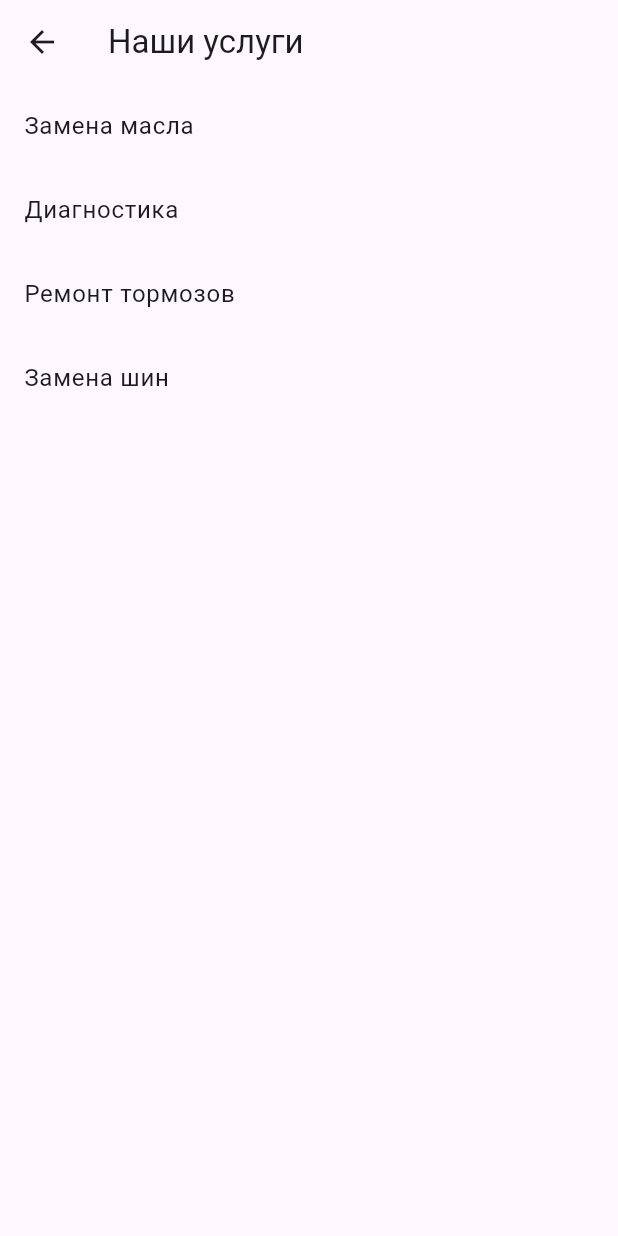
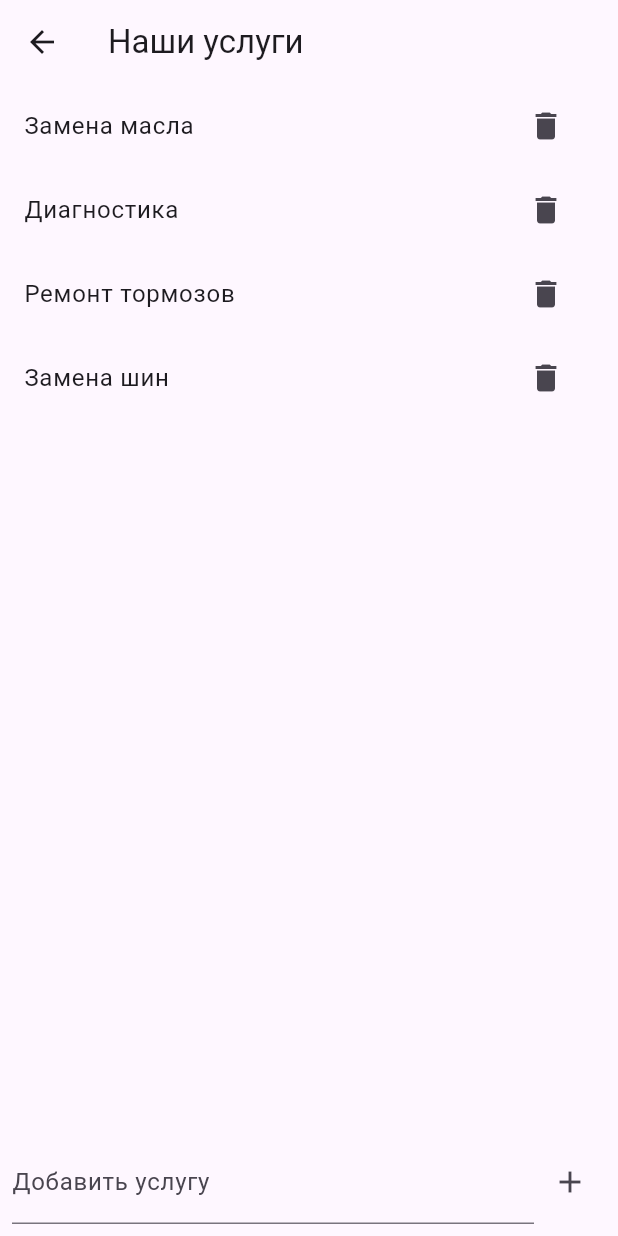
Before and after one commit to dan1183/bimmer_motors, a Flutter app: the ServicesScreen screen opened by its route, on a phone screen of 412 x 824 dp. Run offline on Flutter 3.47's test engine with Material 3 defaults, Android fonts, the phone set to English and light mode, and no system bars.

Commit message:
Добавлены списки, построенные на Widget-е Column в services_screen.dart, на Widget-е ListView в booking_screen.dart и на Widget-е ListView.separated в reviews_screen.dart. На каждом из этих экранов есть возможность добавить и удалить элементы в списке.

```diff
--- a/lib/services_screen.dart
+++ b/lib/services_screen.dart
@@ -1,7 +1,35 @@
 import 'package:flutter/material.dart';
 
-class ServicesScreen extends StatelessWidget {
+class ServicesScreen extends StatefulWidget {
   const ServicesScreen({super.key});
+
+  @override
+  _ServicesScreenState createState() => _ServicesScreenState();
+}
+
+class _ServicesScreenState extends State<ServicesScreen> {
+  List<String> services = [
+    'Замена масла',
+    'Диагностика',
+    'Ремонт тормозов',
+    'Замена шин',
+  ];
+  final TextEditingController _controller = TextEditingController();
+
+  void _addService() {
+    if (_controller.text.isNotEmpty) {
+      setState(() {
+        services.add(_controller.text);
+        _controller.clear();
+      });
+    }
+  }
+
+  void _removeService(int index) {
+    setState(() {
+      services.removeAt(index);
+    });
+  }
 
   @override
   Widget build(BuildContext context) {
@@ -9,12 +37,41 @@ class ServicesScreen extends StatelessWidget {
       appBar: AppBar(
         title: const Text('Наши услуги'),
       ),
-      body: ListView(
-        children: const [
-          ListTile(title: Text('Замена масла')),
-          ListTile(title: Text('Диагностика')),
-          ListTile(title: Text('Ремонт тормозов')),
-          ListTile(title: Text('Замена шин')),
+      body: Column(
+        children: [
+          Expanded(
+            child: ListView.builder(
+              itemCount: services.length,
+              itemBuilder: (context, index) {
+                return ListTile(
+                  title: Text(services[index]),
+                  trailing: IconButton(
+                    icon: const Icon(Icons.delete),
+                    onPressed: () => _removeService(index),
+                  ),
+                );
+              },
+            ),
+          ),
+          Padding(
+            padding: const EdgeInsets.all(8.0),
+            child: Row(
+              children: [
+                Expanded(
+                  child: TextField(
+                    controller: _controller,
+                    decoration: const InputDecoration(
+                      labelText: 'Добавить услугу',
+                    ),
+                  ),
+                ),
+                IconButton(
+                  icon: const Icon(Icons.add),
+                  onPressed: _addService,
+                ),
+              ],
+            ),
+          ),
         ],
       ),
     );
```
Also changed, not shown: lib/booking_screen.dart (+54 -3 lines), lib/reviews_screen.dart (+55 -3 lines).
